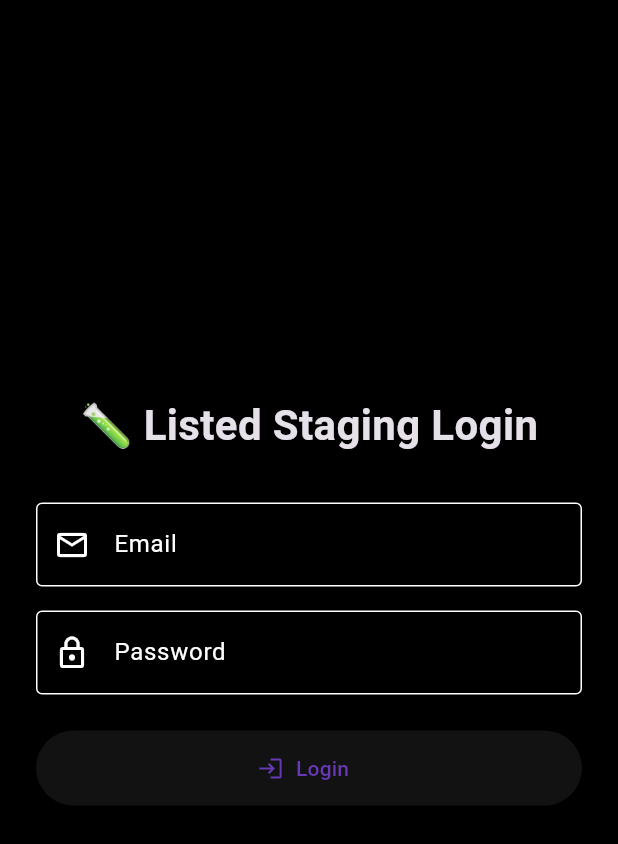
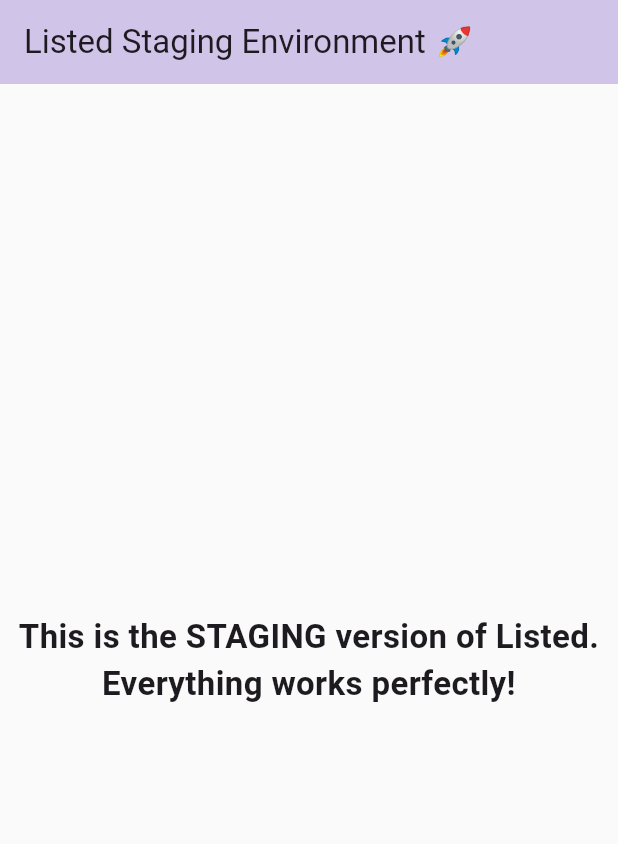
Before and after one commit to Barqnmert/listed, a Flutter app: the screen it shows after launch, on a phone screen of 412 x 824 dp. Shown: the top 844 px of the screen. Run offline on Flutter 3.47's test engine with Material 3 defaults, Android fonts, the phone set to English and light mode, and no system bars.

Commit message:
feat: update staging UI

```diff
--- a/Desktop/listed/lib/main.dart
+++ b/Desktop/listed/lib/main.dart
@@ -11,105 +11,31 @@
   Widget build(BuildContext context) {
     return MaterialApp(
       title: 'Listed Staging',
-      debugShowCheckedModeBanner: false,
-      theme: ThemeData.dark().copyWith(
-        scaffoldBackgroundColor: Colors.black,
-        colorScheme: const ColorScheme.dark(
-          primary: Colors.deepPurple,
-          secondary: Colors.purpleAccent,
-        ),
+      theme: ThemeData(
+        colorScheme: ColorScheme.fromSeed(seedColor: Colors.deepPurple),
+        useMaterial3: true,
       ),
-      home: const LoginPreviewPage(),
+      home: const HomeScreen(),
     );
   }
 }
 
-class LoginPreviewPage extends StatefulWidget {
-  const LoginPreviewPage({super.key});
-
-  @override
-  State<LoginPreviewPage> createState() => _LoginPreviewPageState();
-}
-
-class _LoginPreviewPageState extends State<LoginPreviewPage> {
-  final TextEditingController _emailController = TextEditingController();
-  final TextEditingController _passwordController = TextEditingController();
-  bool _isLoading = false;
-  String? _message;
-
-  void _login() async {
-    setState(() {
-      _isLoading = true;
-      _message = null;
-    });
-
-    await Future.delayed(const Duration(seconds: 2)); // simulate API call
-
-    setState(() {
-      _isLoading = false;
-      if (_emailController.text == "test@listed.com" &&
-          _passwordController.text == "123456") {
-        _message = "✅ Login successful!";
-      } else {
-        _message = "❌ Invalid credentials";
-      }
-    });
-  }
+class HomeScreen extends StatelessWidget {
+  const HomeScreen({super.key});
 
   @override
   Widget build(BuildContext context) {
     return Scaffold(
-      body: Center(
-        child: SingleChildScrollView(
-          padding: const EdgeInsets.all(24),
-          child: Column(
-            mainAxisAlignment: MainAxisAlignment.center,
-            children: [
-              const Text(
-                "🧪 Listed Staging Login",
-                style: TextStyle(
-                  fontSize: 28,
-                  fontWeight: FontWeight.bold,
-                ),
-              ),
-              const SizedBox(height: 32),
-              TextField(
-                controller: _emailController,
-                decoration: const InputDecoration(
-                  labelText: "Email",
-                  prefixIcon: Icon(Icons.email_outlined),
-                  border: OutlineInputBorder(),
-                ),
-              ),
-              const SizedBox(height: 16),
-              TextField(
-                controller: _passwordController,
-                obscureText: true,
-                decoration: const InputDecoration(
-                  labelText: "Password",
-                  prefixIcon: Icon(Icons.lock_outline),
-                  border: OutlineInputBorder(),
-                ),
-              ),
-              const SizedBox(height: 24),
-              _isLoading
-                  ? const CircularProgressIndicator()
-                  : ElevatedButton.icon(
-                      onPressed: _login,
-                      icon: const Icon(Icons.login),
-                      label: const Text("Login"),
-                      style: ElevatedButton.styleFrom(
-                        minimumSize: const Size.fromHeight(50),
-                      ),
-                    ),
-              const SizedBox(height: 24),
-              if (_message != null)
-                Text(
-                  _message!,
-                  style: const TextStyle(fontSize: 16),
-                ),
-            ],
-          ),
+      backgroundColor: Colors.grey[50],
+      appBar: AppBar(
+        title: const Text('Listed Staging Environment 🚀'),
+        backgroundColor: Colors.deepPurple[100],
+      ),
+      body: const Center(
+        child: Text(
+          'This is the STAGING version of Listed.\nEverything works perfectly!',
+          textAlign: TextAlign.center,
+          style: TextStyle(fontSize: 22, fontWeight: FontWeight.w600),
         ),
       ),
     );
```
